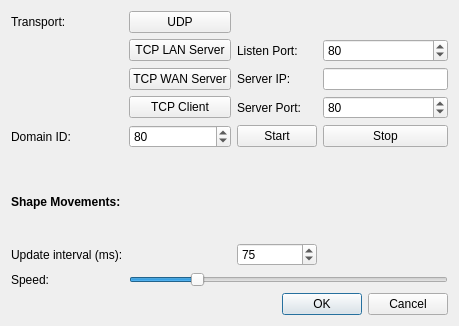
Before: the Qt Designer form forms/optionsdialog.ui in eProsima/ShapesDemo, drawn with Qt 5.
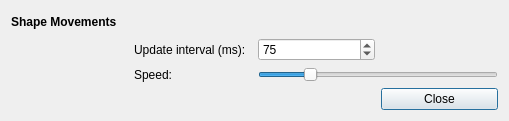
After: the same form once the commit is applied.

```diff
--- a/forms/optionsdialog.ui
+++ b/forms/optionsdialog.ui
@@ -6,216 +6,29 @@
    <rect>
     <x>0</x>
     <y>0</y>
-    <width>459</width>
-    <height>326</height>
+    <width>509</width>
+    <height>121</height>
    </rect>
   </property>
   <property name="windowTitle">
    <string>Options</string>
   </property>
   <layout class="QGridLayout" name="gridLayout">
-   <item row="0" column="0">
-    <widget class="QLabel" name="label_5">
-     <property name="text">
-      <string>Transport:</string>
-     </property>
-    </widget>
-   </item>
-   <item row="2" column="4">
-    <widget class="QLineEdit" name="lineEdit_server_ip"/>
-   </item>
-   <item row="2" column="2">
-    <widget class="QPushButton" name="pushButton_tcp_WAN_server">
-     <property name="enabled">
-      <bool>true</bool>
-     </property>
-     <property name="focusPolicy">
-      <enum>Qt::TabFocus</enum>
-     </property>
-     <property name="text">
-      <string>TCP WAN Server</string>
-     </property>
-    </widget>
-   </item>
-   <item row="7" column="0" colspan="2">
-    <widget class="QLabel" name="label_2">
-     <property name="text">
-      <string>Update interval (ms):</string>
-     </property>
-    </widget>
-   </item>
-   <item row="8" column="0">
+   <item row="10" column="1">
     <widget class="QLabel" name="label_3">
      <property name="text">
       <string>Speed:</string>
      </property>
     </widget>
    </item>
-   <item row="5" column="0">
-    <spacer name="verticalSpacer">
-     <property name="orientation">
-      <enum>Qt::Vertical</enum>
-     </property>
-     <property name="sizeType">
-      <enum>QSizePolicy::Minimum</enum>
-     </property>
-     <property name="sizeHint" stdset="0">
-      <size>
-       <width>20</width>
-       <height>13</height>
-      </size>
-     </property>
-    </spacer>
-   </item>
-   <item row="1" column="2">
-    <widget class="QPushButton" name="pushButton_tcp_server">
-     <property name="enabled">
-      <bool>true</bool>
-     </property>
-     <property name="focusPolicy">
-      <enum>Qt::TabFocus</enum>
-     </property>
+   <item row="9" column="1">
+    <widget class="QLabel" name="label_2">
      <property name="text">
-      <string>TCP LAN Server</string>
+      <string>Update interval (ms):</string>
      </property>
     </widget>
    </item>
-   <item row="1" column="4">
-    <widget class="QSpinBox" name="spin_listen_port">
-     <property name="specialValueText">
-      <string/>
-     </property>
-     <property name="suffix">
-      <string/>
-     </property>
-     <property name="maximum">
-      <number>65535</number>
-     </property>
-     <property name="value">
-      <number>80</number>
-     </property>
-    </widget>
-   </item>
-   <item row="4" column="4">
-    <widget class="QPushButton" name="pushButton_stop">
-     <property name="focusPolicy">
-      <enum>Qt::TabFocus</enum>
-     </property>
-     <property name="text">
-      <string>Stop</string>
-     </property>
-    </widget>
-   </item>
-   <item row="0" column="2">
-    <widget class="QPushButton" name="pushButton_udp">
-     <property name="enabled">
-      <bool>true</bool>
-     </property>
-     <property name="focusPolicy">
-      <enum>Qt::TabFocus</enum>
-     </property>
-     <property name="text">
-      <string>UDP</string>
-     </property>
-    </widget>
-   </item>
-   <item row="4" column="2">
-    <widget class="QSpinBox" name="spin_domainId">
-     <property name="specialValueText">
-      <string/>
-     </property>
-     <property name="suffix">
-      <string/>
-     </property>
-     <property name="value">
-      <number>80</number>
-     </property>
-    </widget>
-   </item>
-   <item row="4" column="3">
-    <widget class="QPushButton" name="pushButton_start">
-     <property name="focusPolicy">
-      <enum>Qt::TabFocus</enum>
-     </property>
-     <property name="text">
-      <string>Start</string>
-     </property>
-    </widget>
-   </item>
-   <item row="8" column="2" colspan="3">
-    <widget class="QSlider" name="horizontalSlider_speed">
-     <property name="minimum">
-      <number>0</number>
-     </property>
-     <property name="maximum">
-      <number>25</number>
-     </property>
-     <property name="value">
-      <number>5</number>
-     </property>
-     <property name="orientation">
-      <enum>Qt::Horizontal</enum>
-     </property>
-    </widget>
-   </item>
-   <item row="3" column="4">
-    <widget class="QSpinBox" name="spin_server_port">
-     <property name="specialValueText">
-      <string/>
-     </property>
-     <property name="suffix">
-      <string/>
-     </property>
-     <property name="maximum">
-      <number>65535</number>
-     </property>
-     <property name="value">
-      <number>80</number>
-     </property>
-    </widget>
-   </item>
-   <item row="2" column="3">
-    <widget class="QLabel" name="label_6">
-     <property name="text">
-      <string>Server IP:</string>
-     </property>
-    </widget>
-   </item>
-   <item row="3" column="2">
-    <widget class="QPushButton" name="pushButton_tcp_client">
-     <property name="enabled">
-      <bool>true</bool>
-     </property>
-     <property name="focusPolicy">
-      <enum>Qt::TabFocus</enum>
-     </property>
-     <property name="text">
-      <string>TCP Client</string>
-     </property>
-    </widget>
-   </item>
-   <item row="4" column="0">
-    <widget class="QLabel" name="label">
-     <property name="text">
-      <string>Domain ID:</string>
-     </property>
-    </widget>
-   </item>
-   <item row="3" column="3">
-    <widget class="QLabel" name="label_7">
-     <property name="text">
-      <string>Server Port:</string>
-     </property>
-    </widget>
-   </item>
-   <item row="1" column="3">
-    <widget class="QLabel" name="label_8">
-     <property name="text">
-      <string>Listen Port:</string>
-     </property>
-    </widget>
-   </item>
-   <item row="7" column="3">
+   <item row="9" column="3">
     <widget class="QSpinBox" name="spin_updateInterval">
      <property name="specialValueText">
       <string/>
@@ -234,8 +47,8 @@
      </property>
     </widget>
    </item>
-   <item row="6" column="0" colspan="2">
-    <widget class="QLabel" name="label_4">
+   <item row="7" column="0">
+    <widget class="QLabel" name="label_9">
      <property name="font">
       <font>
        <weight>75</weight>
@@ -243,18 +56,34 @@
       </font>
      </property>
      <property name="text">
-      <string>Shape Movements:</string>
+      <string>Shape Movements</string>
      </property>
     </widget>
    </item>
-   <item row="9" column="3" colspan="2">
-    <widget class="QDialogButtonBox" name="buttonBox">
+   <item row="12" column="4">
+    <widget class="QPushButton" name="pushButton_stop">
+     <property name="focusPolicy">
+      <enum>Qt::TabFocus</enum>
+     </property>
+     <property name="text">
+      <string>Close</string>
+     </property>
+    </widget>
+   </item>
+   <item row="10" column="3" colspan="2">
+    <widget class="QSlider" name="horizontalSlider_speed">
+     <property name="minimum">
+      <number>0</number>
+     </property>
+     <property name="maximum">
+      <number>25</number>
+     </property>
+     <property name="value">
+      <number>5</number>
+     </property>
      <property name="orientation">
       <enum>Qt::Horizontal</enum>
      </property>
-     <property name="standardButtons">
-      <set>QDialogButtonBox::Cancel|QDialogButtonBox::Ok</set>
-     </property>
     </widget>
    </item>
   </layout>
```
Left out of the diff: 49 changed lines with no effect on the pictures.
